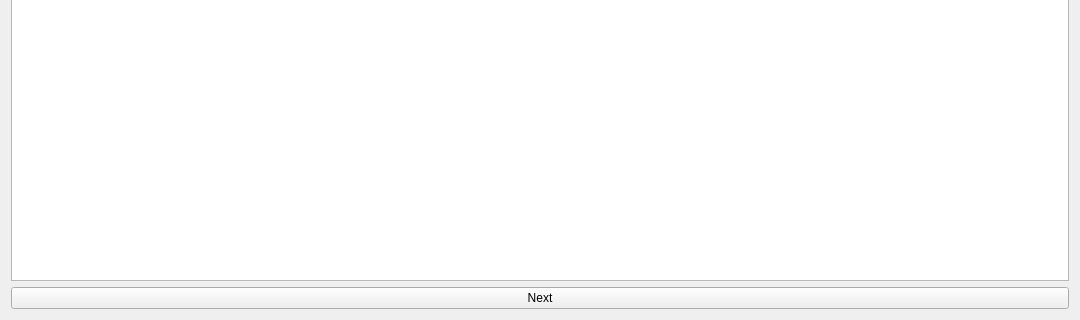
This is keyboard.ui in n1cef/kraken_installer as Qt 5 draws it before an edit; both pictures show x 0 to 1080 and y 680 to 1000 of the 1080 by 1000 pixel window. The edited form follows.
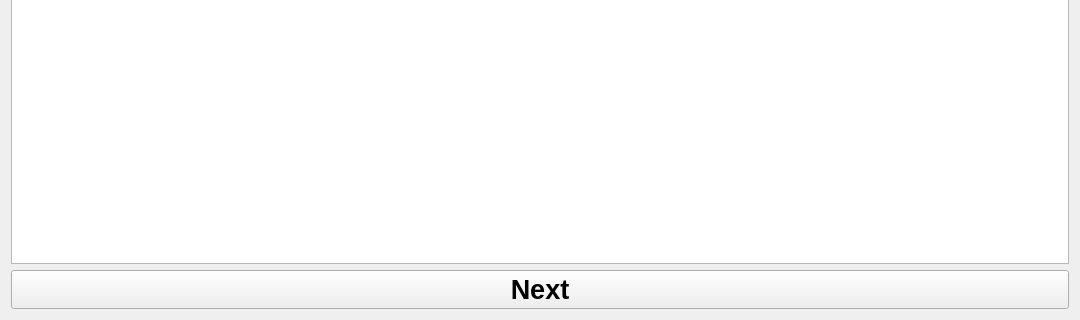
This is the edited form. Icons and pictures are not drawn.

```diff
--- a/keyboard.ui
+++ b/keyboard.ui
@@ -134,6 +134,15 @@
    </item>
    <item>
     <widget class="QPushButton" name="keyboard_btn">
+     <property name="font">
+      <font>
+       <pointsize>20</pointsize>
+       <bold>true</bold>
+      </font>
+     </property>
+     <property name="styleSheet">
+      <string notr="true">color:&quot;cyan&quot;</string>
+     </property>
      <property name="text">
       <string>Next</string>
      </property>
```
